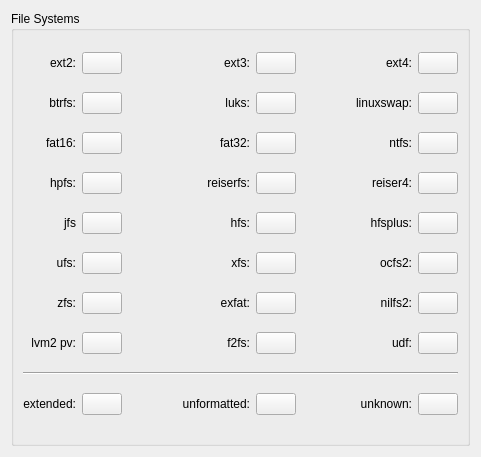
Before: the Qt Designer form src/config/configurepagefilesystemcolors.ui in KDE/partitionmanager, drawn with Qt 5.
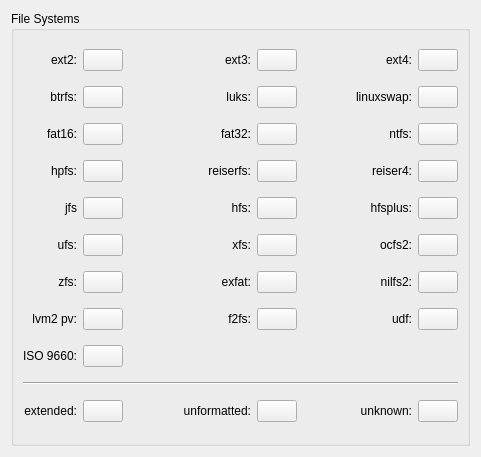
After: the same form once the commit is applied. Custom widgets are drawn as their Qt base class.

Commit message: Add support for detecting ISO9660 file systems.

What changed in the file:
```diff
--- a/src/config/configurepagefilesystemcolors.ui
+++ b/src/config/configurepagefilesystemcolors.ui
@@ -483,87 +483,6 @@
       <item row="6" column="1">
        <widget class="KColorButton" name="kcfg_fileSystemColorCode21"/>
       </item>
-      <item row="9" column="0">
-       <widget class="QLabel" name="textLabel_13">
-        <property name="text">
-         <string>extended:</string>
-        </property>
-        <property name="alignment">
-         <set>Qt::AlignRight|Qt::AlignTrailing|Qt::AlignVCenter</set>
-        </property>
-        <property name="wordWrap">
-         <bool>false</bool>
-        </property>
-       </widget>
-      </item>
-      <item row="9" column="1">
-       <widget class="KColorButton" name="kcfg_fileSystemColorCode1"/>
-      </item>
-      <item row="9" column="2">
-       <spacer name="horizontalSpacer_12">
-        <property name="orientation">
-         <enum>Qt::Horizontal</enum>
-        </property>
-        <property name="sizeHint" stdset="0">
-         <size>
-          <width>28</width>
-          <height>17</height>
-         </size>
-        </property>
-       </spacer>
-      </item>
-      <item row="9" column="3">
-       <widget class="QLabel" name="textLabel_17">
-        <property name="text">
-         <string>unformatted:</string>
-        </property>
-        <property name="alignment">
-         <set>Qt::AlignRight|Qt::AlignTrailing|Qt::AlignVCenter</set>
-        </property>
-        <property name="wordWrap">
-         <bool>false</bool>
-        </property>
-       </widget>
-      </item>
-      <item row="9" column="4">
-       <widget class="KColorButton" name="kcfg_fileSystemColorCode16"/>
-      </item>
-      <item row="9" column="5">
-       <spacer name="horizontalSpacer_11">
-        <property name="orientation">
-         <enum>Qt::Horizontal</enum>
-        </property>
-        <property name="sizeHint" stdset="0">
-         <size>
-          <width>21</width>
-          <height>21</height>
-         </size>
-        </property>
-       </spacer>
-      </item>
-      <item row="9" column="6">
-       <widget class="QLabel" name="textLabel_16">
-        <property name="text">
-         <string>unknown:</string>
-        </property>
-        <property name="alignment">
-         <set>Qt::AlignRight|Qt::AlignTrailing|Qt::AlignVCenter</set>
-        </property>
-        <property name="wordWrap">
-         <bool>false</bool>
-        </property>
-       </widget>
-      </item>
-      <item row="9" column="7">
-       <widget class="KColorButton" name="kcfg_fileSystemColorCode0"/>
-      </item>
-      <item row="8" column="0" colspan="8">
-       <widget class="Line" name="line">
-        <property name="orientation">
-         <enum>Qt::Horizontal</enum>
-        </property>
-       </widget>
-      </item>
       <item row="6" column="3">
        <widget class="QLabel" name="textLabel_26">
         <property name="text">
@@ -664,6 +583,103 @@
       <item row="7" column="7">
        <widget class="KColorButton" name="kcfg_fileSystemColorCode26"/>
       </item>
+      <item row="8" column="0">
+       <widget class="QLabel" name="textLabel_31">
+        <property name="text">
+         <string>ISO 9660:</string>
+        </property>
+        <property name="alignment">
+         <set>Qt::AlignRight|Qt::AlignTrailing|Qt::AlignVCenter</set>
+        </property>
+        <property name="wordWrap">
+         <bool>false</bool>
+        </property>
+       </widget>
+      </item>
+      <item row="8" column="1">
+       <widget class="KColorButton" name="kcfg_fileSystemColorCode27"/>
+      </item>
+      <item row="10" column="0" colspan="8">
+       <widget class="Line" name="line">
+        <property name="orientation">
+         <enum>Qt::Horizontal</enum>
+        </property>
+       </widget>
+      </item>
+      <item row="11" column="0">
+       <widget class="QLabel" name="textLabel_13">
+        <property name="text">
+         <string>extended:</string>
+        </property>
+        <property name="alignment">
+         <set>Qt::AlignRight|Qt::AlignTrailing|Qt::AlignVCenter</set>
+        </property>
+        <property name="wordWrap">
+         <bool>false</bool>
+        </property>
+       </widget>
+      </item>
+      <item row="11" column="1">
+       <widget class="KColorButton" name="kcfg_fileSystemColorCode1"/>
+      </item>
+      <item row="11" column="2">
+       <spacer name="horizontalSpacer_12">
+        <property name="orientation">
+         <enum>Qt::Horizontal</enum>
+        </property>
+        <property name="sizeHint" stdset="0">
+         <size>
+          <width>28</width>
+          <height>17</height>
+         </size>
+        </property>
+       </spacer>
+      </item>
+      <item row="11" column="3">
+       <widget class="QLabel" name="textLabel_17">
+        <property name="text">
+         <string>unformatted:</string>
+        </property>
+        <property name="alignment">
+         <set>Qt::AlignRight|Qt::AlignTrailing|Qt::AlignVCenter</set>
+        </property>
+        <property name="wordWrap">
+         <bool>false</bool>
+        </property>
+       </widget>
+      </item>
+      <item row="11" column="4">
+       <widget class="KColorButton" name="kcfg_fileSystemColorCode16"/>
+      </item>
+      <item row="11" column="5">
+       <spacer name="horizontalSpacer_11">
+        <property name="orientation">
+         <enum>Qt::Horizontal</enum>
+        </property>
+        <property name="sizeHint" stdset="0">
+         <size>
+          <width>21</width>
+          <height>21</height>
+         </size>
+        </property>
+       </spacer>
+      </item>
+      <item row="11" column="6">
+       <widget class="QLabel" name="textLabel_16">
+        <property name="text">
+         <string>unknown:</string>
+        </property>
+        <property name="alignment">
+         <set>Qt::AlignRight|Qt::AlignTrailing|Qt::AlignVCenter</set>
+        </property>
+        <property name="wordWrap">
+         <bool>false</bool>
+        </property>
+       </widget>
+      </item>
+      <item row="11" column="7">
+       <widget class="KColorButton" name="kcfg_fileSystemColorCode0"/>
+      </item>
      </layout>
     </widget>
    </item>
```
The commit also changes 1 other file.
